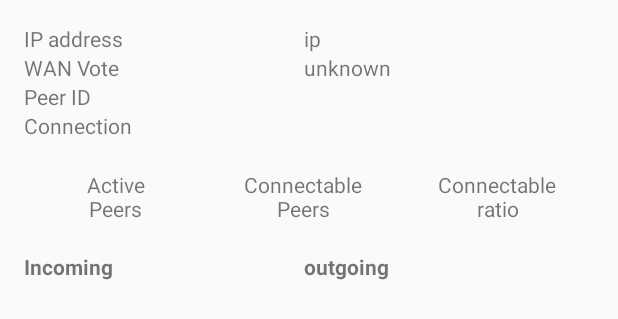
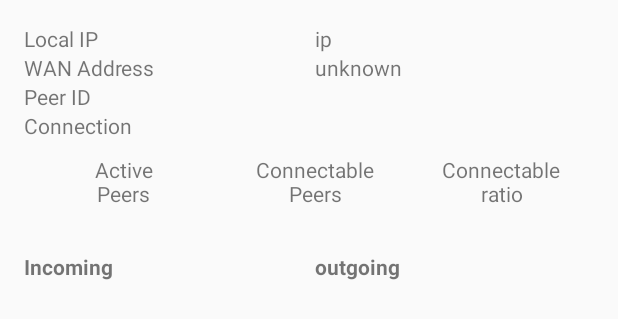
Before and after one commit to Tribler/app-to-app-communicator, an Android app: the layout activity_overview.xml on its own in the app's theme, with its tools: preview values and no code run, on a phone screen of 412 x 824 dp. Shown: the top 319 px of the screen. Run offline under Robolectric (Android 15) with nearby library versions, the phone set to English and light mode, and no system bars.

```diff
--- a/app/build.gradle
+++ b/app/build.gradle
@@ -8,8 +8,8 @@ android {
         applicationId "org.tribler.app_to_appcommunicator"
         minSdkVersion 15
         targetSdkVersion 23
-        versionCode 2
-        versionName "1.0.1"
+        versionCode 3
+        versionName "1.0.2"
     }
     buildTypes {
         release {
--- a/app/src/main/AndroidManifest.xml
+++ b/app/src/main/AndroidManifest.xml
@@ -14,7 +14,7 @@
         android:theme="@style/AppTheme">
         <activity
             android:name=".OverviewActivity"
-            android:configChanges="orientation|keyboardHidden|screenSize">
+            >
             <!--android:screenOrientation="portrait">-->
             <intent-filter>
                 <action android:name="android.intent.action.MAIN"/>
--- a/app/src/main/java/org/tribler/app_to_appcommunicator/connection/WanVote.java
+++ b/app/src/main/java/org/tribler/app_to_appcommunicator/connection/WanVote.java
@@ -24,7 +24,7 @@ public class WanVote {
         } else {
             countMap.put(address, 1);
         }
-        if (countMap.get(address) > max) {
+        if (countMap.get(address) >= max) {
             max = countMap.get(address);
             majorityAddress = address;
         }
--- a/app/src/main/res/layout/activity_overview.xml
+++ b/app/src/main/res/layout/activity_overview.xml
@@ -18,7 +18,7 @@
 
             <TextView
                 android:layout_weight="1"
-                android:text="@string/ip_address"/>
+                android:text="@string/local_ip"/>
 
             <TextView
                 android:id="@+id/local_ip_address_view"
@@ -31,7 +31,7 @@
 
             <TextView
                 android:layout_weight="1"
-                android:text="@string/wan_vote"/>
+                android:text="@string/wan_address"/>
 
             <TextView
                 android:id="@+id/wanvote"
@@ -41,6 +41,7 @@
         </TableRow>
 
         <TableRow>
+
 
             <TextView
                 android:layout_weight="1"
@@ -53,7 +54,8 @@
 
         </TableRow>
 
-        <TableRow>
+        <TableRow
+            android:layout_marginBottom="10dp">
 
             <TextView
                 android:layout_weight="1"
@@ -61,49 +63,51 @@
 
             <TextView
                 android:id="@+id/connection_type"
-                android:layout_marginBottom="20dp"
                 android:layout_weight="1"
                 android:text=""/>
+        </TableRow>
 
-        </TableRow>
         <TableRow>
-            <TextView
-                android:layout_weight="0.33"
-                android:textAlignment="center"
-                android:text="@string/active_peers"/>
 
             <TextView
                 android:layout_weight="0.33"
-                android:textAlignment="center"
-                android:text="@string/connectable_peers"/>
+                android:text="@string/active_peers"
+                android:textAlignment="center"/>
 
             <TextView
                 android:layout_weight="0.33"
-                android:textAlignment="center"
-                android:text="@string/connectable_ratio"/>
+                android:text="@string/connectable_peers"
+                android:textAlignment="center"/>
+
+            <TextView
+                android:layout_weight="0.33"
+                android:text="@string/connectable_ratio"
+                android:textAlignment="center"/>
         </TableRow>
 
-        <TableRow>
-            <TextView
-                android:textAlignment="center"
-                android:layout_weight="0.33"
-                android:textStyle="bold"
-                android:id="@+id/active_peers"
-                android:text=""/>
+        <TableRow
+            android:layout_marginBottom="10dp">
 
             <TextView
+                android:id="@+id/active_peers"
+                android:layout_weight="0.33"
+                android:text=""
                 android:textAlignment="center"
-                android:layout_weight="0.33"
-                android:textStyle="bold"
-                android:id="@+id/connectable_peers"
-                android:text=""/>
+                android:textStyle="bold"/>
 
             <TextView
+                android:id="@+id/connectable_peers"
+                android:layout_weight="0.33"
+                android:text=""
                 android:textAlignment="center"
+                android:textStyle="bold"/>
+
+            <TextView
+                android:id="@+id/connectable_ratio"
                 android:layout_weight="0.33"
-                android:textStyle="bold"
-                android:id="@+id/connectable_ratio"
-                android:text=""/>
+                android:text=""
+                android:textAlignment="center"
+                android:textStyle="bold"/>
         </TableRow>
 
         <TableRow>
--- a/app/src/main/res/values/colors.xml
+++ b/app/src/main/res/values/colors.xml
@@ -7,4 +7,6 @@
     <color name="colorStatusConnecting">#fdb61b</color>
     <color name="colorStatusCantConnect">#ff1744</color>
     <color name="colorStatusClosed">#5c6bc0</color>
+    <color name="colorReceived">#5c6bc0</color>
+    <color name="colorSent">#8bc34a</color>
 </resources>
--- a/app/src/main/res/values/strings.xml
+++ b/app/src/main/res/values/strings.xml
@@ -1,7 +1,7 @@
 <resources>
     <string name="app_name">App-to-app Communicator</string>
     <string name="start_connection">Attempt connection</string>
-    <string name="ip_address">IP address</string>
+    <string name="local_ip">Local IP</string>
     <string name="start_server_connection">Start server connection</string>
     <string name="client_socket">Client socket</string>
     <string name="server_socket">Server socket</string>
@@ -9,9 +9,10 @@
     <string name="close_connection">Close connection</string>
     <string name="pex_handshake_id">PEX handshake ID:</string>
     <string name="circle_symbol">●</string>
+    <string name="indicator_symbol">▂</string>
     <string name="peer_id">Peer ID</string>
     <string name="unknown">unknown</string>
-    <string name="wan_vote">WAN Vote</string>
+    <string name="wan_address">WAN Address</string>
     <string name="ip">ip</string>
     <string name="incoming">Incoming</string>
     <string name="outgoing">outgoing</string>
```
Also changed, not shown: app/src/main/java/org/tribler/app_to_appcommunicator/OverviewActivity.java (+78 -34 lines), app/src/main/java/org/tribler/app_to_appcommunicator/Peer.java (+10 -12 lines), app/src/main/java/org/tribler/app_to_appcommunicator/PeerListAdapter.java (+20 -12 lines), app/src/main/res/layout/peer_connection_list_item.xml (+43 -12 lines), 1 other file.
